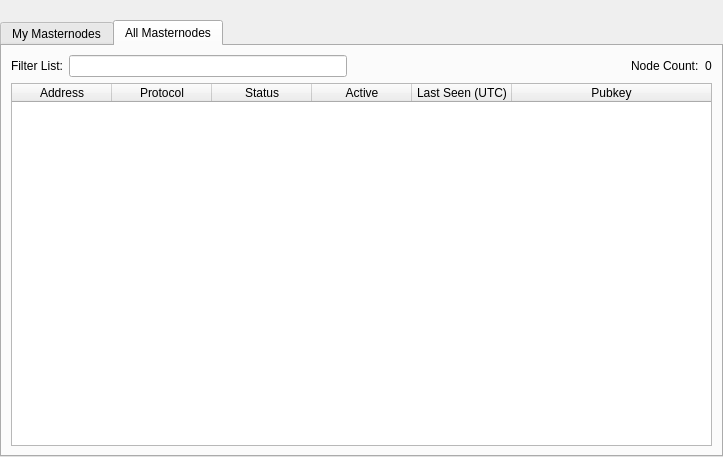
cryptopool-builders/Streamies, file src/qt/forms/masternodelist.ui: the form before one commit.
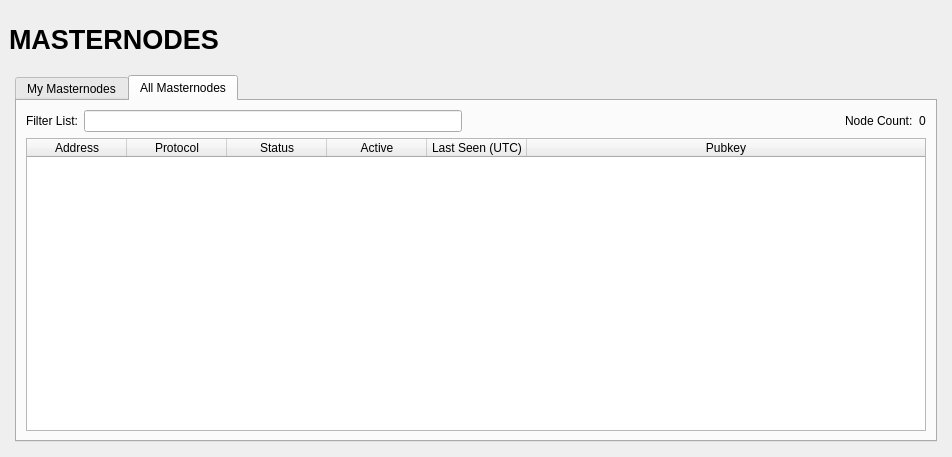
The form after the commit. The open tabs and pages were chosen to show the change.

Patch:
```diff
--- a/src/qt/forms/masternodelist.ui
+++ b/src/qt/forms/masternodelist.ui
@@ -13,48 +13,126 @@
   <property name="windowTitle">
    <string>Form</string>
   </property>
-  <layout class="QVBoxLayout" name="topLayout">
-   <property name="leftMargin">
-    <number>0</number>
+  <layout class="QVBoxLayout" name="topLayout" stretch="0">
+   <property name="margin">
+    <number>9</number>
    </property>
-   <property name="topMargin">
+   <item>
+     <layout class="QVBoxLayout" name="verticalLayout_Master" stretch="0,0">
+     <property name="spacing">
     <number>0</number>
    </property>
-   <property name="rightMargin">
+     <item>
+      <widget class="QFrame" name="frame_Header">
+       <layout class="QVBoxLayout" name="verticalLayout_4">
+        <property name="margin">
     <number>0</number>
    </property>
-   <property name="bottomMargin">
-    <number>0</number>
-   </property>
+        <item>
+         <layout class="QHBoxLayout" name="horizontalLayout_Header" stretch="1,0,1">
+          <item>
+           <widget class="QLabel" name="labelOverviewHeaderLeft">
+            <property name="minimumSize">
+             <size>
+              <width>464</width>
+              <height>60</height>
+             </size>
+            </property>
+            <property name="maximumSize">
+             <size>
+              <width>16777215</width>
+              <height>60</height>
+             </size>
+            </property>
+            <property name="font">
+             <font>
+              <pointsize>20</pointsize>
+              <weight>75</weight>
+              <bold>true</bold>
+             </font>
+            </property>
+            <property name="text">
+             <string>MASTERNODES</string>
+            </property>
+           </widget>
+          </item>
    <item>
+           <spacer name="horizontalSpacer">
+            <property name="orientation">
+             <enum>Qt::Horizontal</enum>
+            </property>
+            <property name="sizeHint" stdset="0">
+             <size>
+              <width>40</width>
+              <height>20</height>
+             </size>
+            </property>
+           </spacer>
+          </item>
+          <item>
+           <widget class="QLabel" name="labelOverviewHeaderRight">
+            <property name="minimumSize">
+             <size>
+              <width>464</width>
+              <height>60</height>
+             </size>
+            </property>
+            <property name="maximumSize">
+             <size>
+              <width>16777215</width>
+              <height>60</height>
+             </size>
+            </property>
+            <property name="font">
+             <font>
+              <pointsize>14</pointsize>
+             </font>
+            </property>
+            <property name="text">
+             <string/>
+            </property>
+            <property name="alignment">
+             <set>Qt::AlignRight|Qt::AlignTrailing|Qt::AlignVCenter</set>
+            </property>
+           </widget>
+          </item>
+         </layout>
+        </item>
+       </layout>
+      </widget>
+     </item>
+     <item>
+      <widget class="QFrame" name="frame_BG">
+       <layout class="QVBoxLayout" name="verticalLayout_3">
+        <property name="margin">
+         <number>6</number>
+        </property>
+        <item>
+         <widget class="QFrame" name="frame_Content">
     <layout class="QVBoxLayout" name="verticalLayout">
-     <property name="bottomMargin">
+           <property name="spacing">
       <number>0</number>
      </property>
+           <property name="margin">
+            <number>0</number>
+           </property>
      <item>
-      <spacer name="horizontalSpacer0">
-       <property name="orientation">
-        <enum>Qt::Horizontal</enum>
-       </property>
-       <property name="sizeHint" stdset="0">
-        <size>
-         <width>40</width>
-         <height>20</height>
-        </size>
-       </property>
-      </spacer>
-     </item>
-     <item>
-      <widget class="QTabWidget" name="tabWidget">
+            <layout class="QGridLayout" name="gridLayout_2">
+             <property name="spacing">
+              <number>2</number>
+             </property>
+             <item row="0" column="0">
+               <widget class="QTabWidget" name="tabAllMasternode">
+                 <property name="tabPosition">
+                   <enum>QTabWidget::North</enum>
+                 </property>
        <property name="currentIndex">
         <number>0</number>
        </property>
-       <widget class="QWidget" name="tabMyMasternodes">
+                 <widget class="QWidget" name="myMasternodeList" native="true">
         <attribute name="title">
          <string>My Masternodes</string>
         </attribute>
-        <layout class="QGridLayout" name="gridLayout_2">
-         <item row="0" column="0">
           <layout class="QVBoxLayout" name="verticalLayout_2">
            <property name="bottomMargin">
             <number>0</number>
@@ -239,124 +317,33 @@
             </layout>
            </item>
           </layout>
-         </item>
-        </layout>
-       </widget>
-       <widget class="QWidget" name="tabAllMasternodes">
+                 </widget>
+                 <widget class="QWidget" name="allMasternodeList">
         <attribute name="title">
          <string>All Masternodes</string>
         </attribute>
-        <layout class="QGridLayout" name="gridLayout">
-         <item row="1" column="0">
-          <widget class="QTableWidget" name="tableWidgetMasternodes">
-           <property name="palette">
-            <palette>
-             <active>
-              <colorrole role="Text">
-               <brush brushstyle="SolidPattern">
-                <color alpha="255">
-                 <red>51</red>
-                 <green>51</green>
-                 <blue>51</blue>
-                </color>
-               </brush>
-              </colorrole>
-             </active>
-             <inactive>
-              <colorrole role="Text">
-               <brush brushstyle="SolidPattern">
-                <color alpha="255">
-                 <red>51</red>
-                 <green>51</green>
-                 <blue>51</blue>
-                </color>
-               </brush>
-              </colorrole>
-             </inactive>
-             <disabled>
-              <colorrole role="Text">
-               <brush brushstyle="SolidPattern">
-                <color alpha="255">
-                 <red>85</red>
-                 <green>85</green>
-                 <blue>85</blue>
-                </color>
-               </brush>
-              </colorrole>
-             </disabled>
-            </palette>
-           </property>
-           <property name="editTriggers">
-            <set>QAbstractItemView::NoEditTriggers</set>
-           </property>
-           <property name="alternatingRowColors">
-            <bool>true</bool>
-           </property>
-           <property name="selectionBehavior">
-            <enum>QAbstractItemView::SelectRows</enum>
-           </property>
-           <property name="sortingEnabled">
-            <bool>true</bool>
-           </property>
-           <attribute name="horizontalHeaderStretchLastSection">
-            <bool>true</bool>
-           </attribute>
-           <attribute name="ResizeMode">
-            <enum>QHeaderView::Interactive</enum>
-           </attribute>
-           <column>
-            <property name="text">
-             <string>Address</string>
-            </property>
-           </column>
-           <column>
-            <property name="text">
-             <string>Protocol</string>
-            </property>
-           </column>
-           <column>
-            <property name="text">
-             <string>Status</string>
-            </property>
-           </column>
-           <column>
-            <property name="text">
-             <string>Active</string>
-            </property>
-           </column>
-           <column>
-            <property name="text">
-             <string>Last Seen (UTC)</string>
-            </property>
-           </column>
-           <column>
-            <property name="text">
-             <string>Pubkey</string>
-            </property>
-           </column>
-          </widget>
-         </item>
-         <item row="0" column="0">
-          <layout class="QHBoxLayout" name="horizontalLayout_3">
+                   <layout class="QVBoxLayout" name="verticalLayout_5">
+                     <item>
+                       <layout class="QHBoxLayout" name="horizontalLayout_4">
            <property name="bottomMargin">
             <number>0</number>
            </property>
            <item>
-            <widget class="QLabel" name="label_filter">
+                           <widget class="QLabel" name="filterListLb">
              <property name="text">
               <string>Filter List:</string>
              </property>
             </widget>
            </item>
            <item>
-            <widget class="QLineEdit" name="filterLineEdit">
+                           <widget class="QLineEdit" name="filterTextBox">
              <property name="toolTip">
               <string>Filter masternode list</string>
              </property>
             </widget>
            </item>
            <item>
-            <spacer name="horizontalSpacer_3">
+                           <spacer name="horizontalSpacer_4">
              <property name="orientation">
               <enum>Qt::Horizontal</enum>
              </property>
@@ -369,14 +356,14 @@
             </spacer>
            </item>
            <item>
-            <widget class="QLabel" name="label_count">
+                           <widget class="QLabel" name="nodeCountLb">
              <property name="text">
               <string>Node Count:</string>
              </property>
             </widget>
            </item>
            <item>
-            <widget class="QLabel" name="countLabel">
+                           <widget class="QLabel" name="nodeCount">
              <property name="text">
               <string>0</string>
              </property>
@@ -384,8 +371,118 @@
            </item>
           </layout>
          </item>
-        </layout>
-       </widget>
+                     <item>
+                       <widget class="QTableWidget" name="tableWidgetAllMasternodes">
+                         <property name="minimumSize">
+                           <size>
+                             <width>695</width>
+                             <height>0</height>
+                           </size>
+                         </property>
+                         <property name="palette">
+                           <palette>
+                             <active>
+                               <colorrole role="Text">
+                                 <brush brushstyle="SolidPattern">
+                                   <color alpha="255">
+                                     <red>51</red>
+                                     <green>51</green>
+                                     <blue>51</blue>
+                                   </color>
+                                 </brush>
+                               </colorrole>
+                             </active>
+                             <inactive>
+                               <colorrole role="Text">
+                                 <brush brushstyle="SolidPattern">
+                                   <color alpha="255">
+                                     <red>51</red>
+                                     <green>51</green>
+                                     <blue>51</blue>
+                                   </color>
+                                 </brush>
+                               </colorrole>
+                             </inactive>
+                             <disabled>
+                               <colorrole role="Text">
+                                 <brush brushstyle="SolidPattern">
+                                   <color alpha="255">
+                                     <red>85</red>
+                                     <green>85</green>
+                                     <blue>85</blue>
+                                   </color>
+                                 </brush>
+                               </colorrole>
+                             </disabled>
+                           </palette>
+                         </property>
+                         <property name="editTriggers">
+                           <set>QAbstractItemView::NoEditTriggers</set>
+                         </property>
+                         <property name="alternatingRowColors">
+                           <bool>true</bool>
+                         </property>
+                         <property name="selectionMode">
+                           <enum>QAbstractItemView::SingleSelection</enum>
+                         </property>
+                         <property name="selectionBehavior">
+                           <enum>QAbstractItemView::SelectRows</enum>
+                         </property>
+                         <property name="sortingEnabled">
+                           <bool>true</bool>
+                         </property>
+                         <attribute name="horizontalHeaderStretchLastSection">
+                           <bool>true</bool>
+                         </attribute>
+                         <column>
+                    <property name="text">
+                      <string>Address</string>
+                    </property>
+                         </column>
+                         <column>
+                    <property name="text">
+                      <string>Protocol</string>
+                    </property>
+                         </column>
+                         <column>
+                    <property name="text">
+                      <string>Status</string>
+                    </property>
+                         </column>
+                         <column>
+                    <property name="text">
+                      <string>Active</string>
+                    </property>
+                         </column>
+                         <column>
+                           <property name="text">
+                             <string>Last Seen (UTC)</string>
+                    </property>
+                         </column>
+                         <column>
+                           <property name="text">
+                             <string>Pubkey</string>
+                    </property>
+                         </column>
+                       </widget>
+                     </item>
+                   </layout>
+                   <zorder>label_count</zorder>
+                   <zorder>countLabel</zorder>
+                   <zorder>horizontalSpacer_3</zorder>
+                   <zorder>filterLineEdit</zorder>
+                   <zorder>label_filter</zorder>
+                   <zorder>tableWidgetAllMasternodes</zorder>
+                   <zorder>layoutWidget</zorder>
+                 </widget>
+              </widget>
+             </item>
+            </layout>
+           </item>
+          </layout>
+         </widget>
+        </item>
+       </layout>
       </widget>
      </item>
     </layout>
```
Left out of the diff: 5 changed lines with no effect on the pictures. Lines whose indentation alone changed are shown as unchanged.
